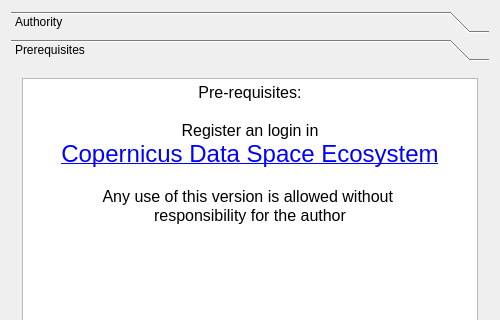
First picture: the form in about_qdialog.ui, repository TIDOP-USAL/rs_ard_time_series_downloader, before the edit; both pictures show x 0 to 500 and y 0 to 320 of the 500 by 600 pixel window.
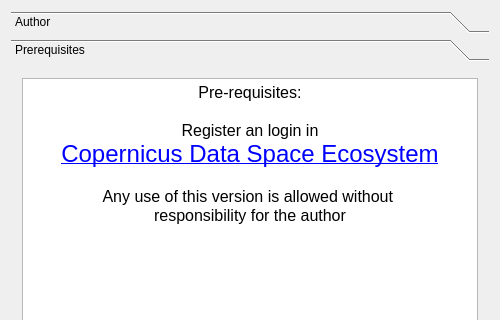
Second picture: the form after the edit. The open tabs and pages were chosen to show the change.

Patch:
```diff
--- a/about_qdialog.ui
+++ b/about_qdialog.ui
@@ -13,7 +13,7 @@
   <property name="minimumSize">
    <size>
     <width>500</width>
-    <height>600</height>
+    <height>400</height>
    </size>
   </property>
   <property name="maximumSize">
@@ -28,6 +28,12 @@
   <layout class="QGridLayout" name="gridLayout_9">
    <item row="0" column="0">
     <widget class="QToolBox" name="toolBox">
+     <property name="sizePolicy">
+      <sizepolicy hsizetype="Preferred" vsizetype="Minimum">
+       <horstretch>0</horstretch>
+       <verstretch>0</verstretch>
+      </sizepolicy>
+     </property>
      <property name="currentIndex">
       <number>0</number>
      </property>
@@ -41,7 +47,7 @@
        </rect>
       </property>
       <attribute name="label">
-       <string>Authority</string>
+       <string>Author</string>
       </attribute>
       <layout class="QGridLayout" name="gridLayout">
        <item row="0" column="0">
```
Left out of the diff: 4 changed lines with no effect on the pictures.
